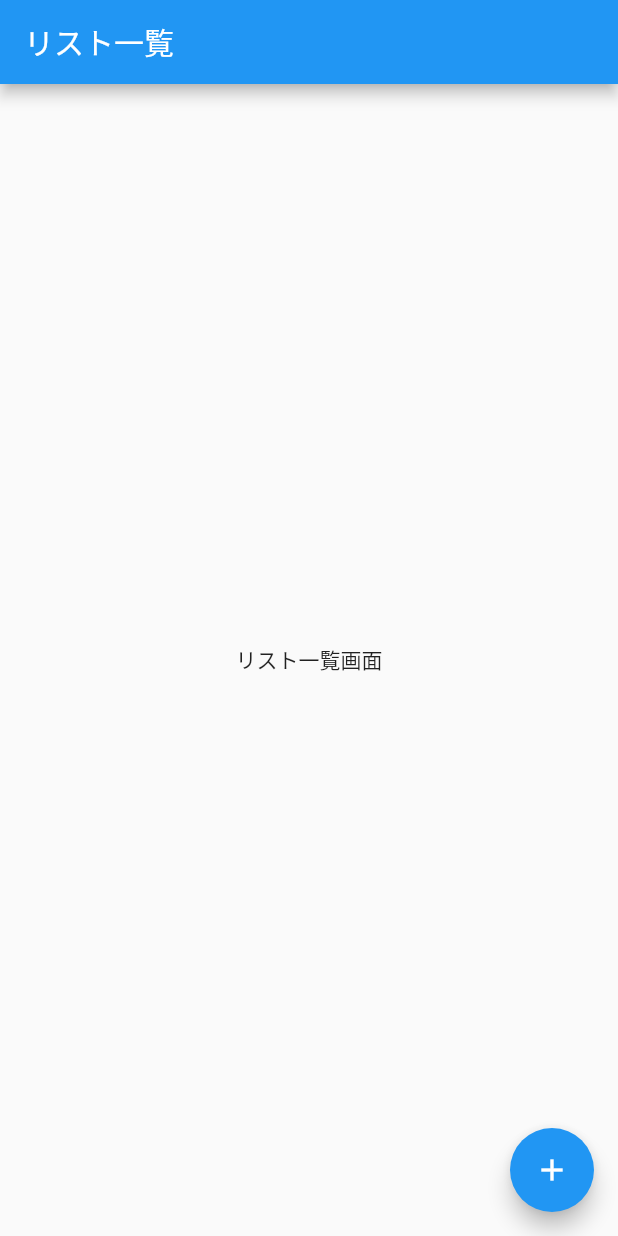
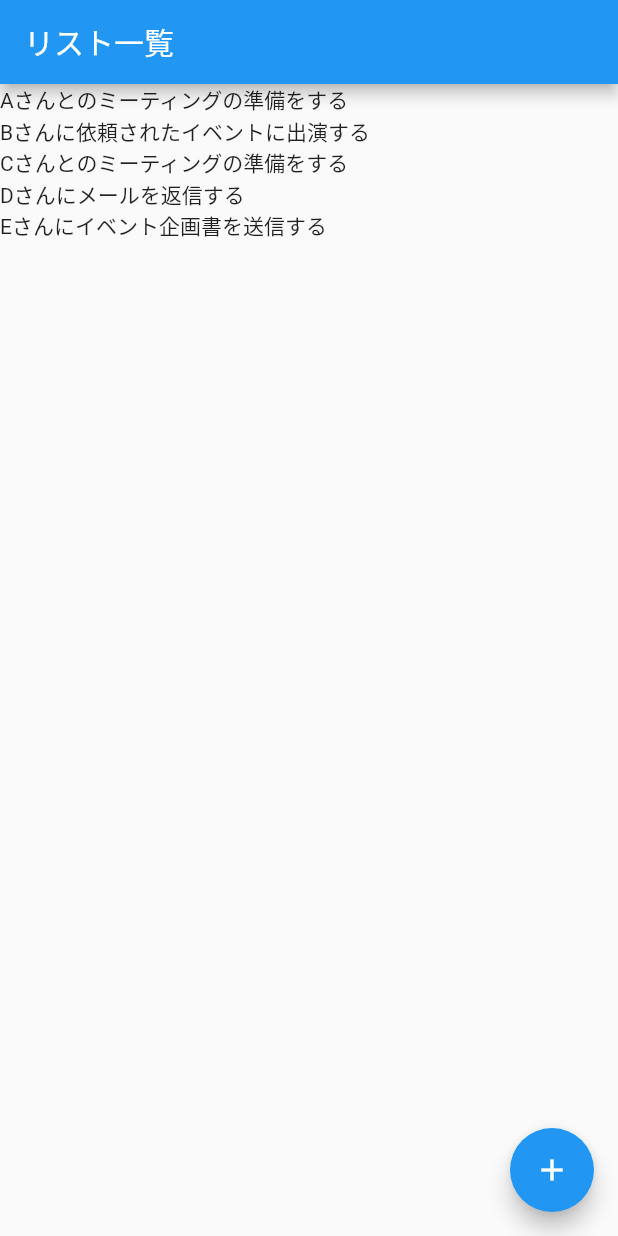
Before and after one commit to nishidayoshikatsu/flutter_todo_app, a Flutter app: the screen it shows after launch, on a phone screen of 412 x 824 dp. Run offline on Flutter 3.47's test engine with Material 2 defaults, Android fonts, the phone set to English and light mode, and no system bars.

Commit message:
リスト一覧画面でリストを表示してみる

```diff
--- a/lib/main.dart
+++ b/lib/main.dart
@@ -29,8 +29,15 @@ class TodoListPage extends StatelessWidget {
       appBar: AppBar(
         title: Text('リスト一覧'),
       ),
-      body: Center(
-        child: Text('リスト一覧画面'),
+      // ListViewを使いリスト一覧を表示
+      body: ListView(
+        children: <Widget>[
+          Text('Aさんとのミーティングの準備をする'),
+          Text('Bさんに依頼されたイベントに出演する'),
+          Text('Cさんとのミーティングの準備をする'),
+          Text('Dさんにメールを返信する'),
+          Text('Eさんにイベント企画書を送信する')
+        ],
       ),
       floatingActionButton: FloatingActionButton(
         onPressed: () {
```
